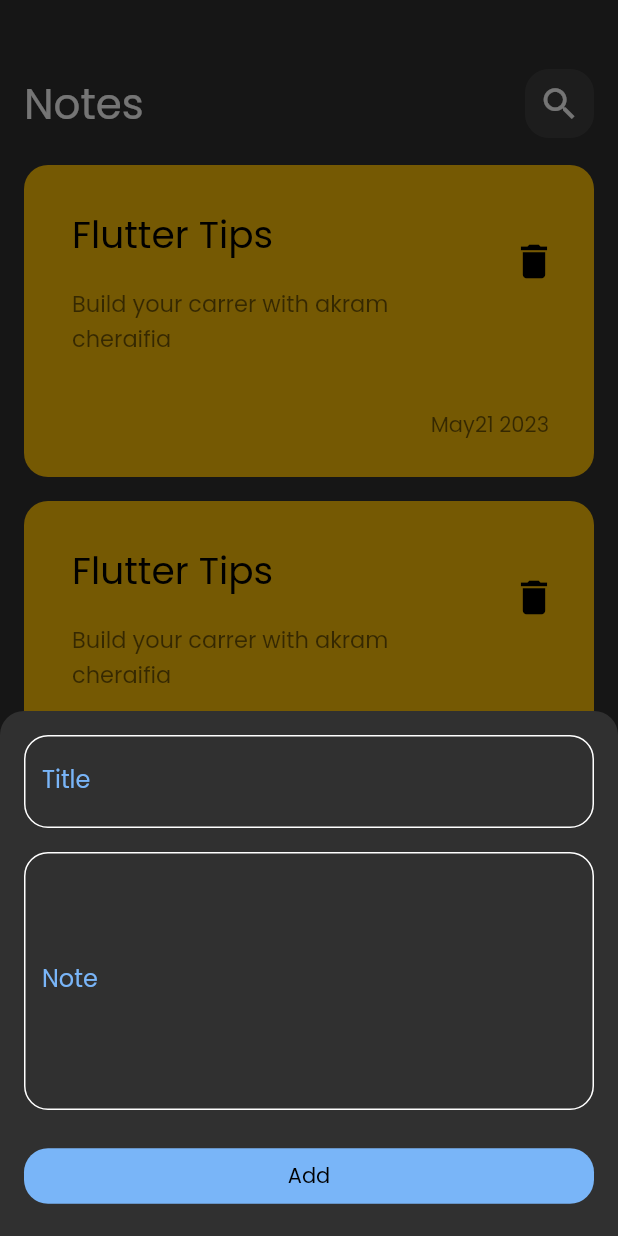
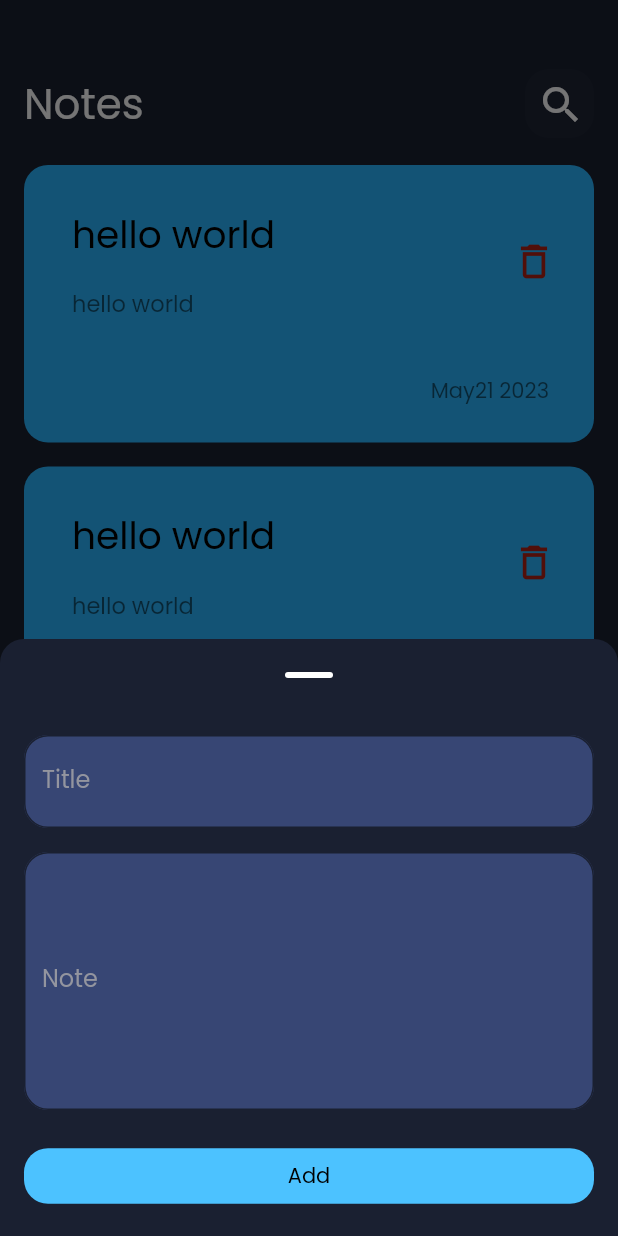
Before and after one commit to akramcheraifia/notes-app, a Flutter app: the screen it shows after launch, after a tap on the "add" icon, on a phone screen of 412 x 824 dp. Run offline on Flutter 3.47's test engine with Material 2 defaults, Android fonts, the phone set to English and light mode, and no system bars.

Commit message:
notes model added

```diff
--- a/lib/components/custom_button.dart
+++ b/lib/components/custom_button.dart
@@ -17,7 +17,7 @@ class CustomButton extends StatelessWidget {
       onPressed: () {},
       child: Text(
         buttonName,
-        style: TextStyle(color: Colors.black),
+        style: const TextStyle(color: Colors.black),
       ),
     );
   }
--- a/lib/components/custom_icon.dart
+++ b/lib/components/custom_icon.dart
@@ -2,7 +2,8 @@ import 'package:flutter/material.dart';
 
 class CustomIcon extends StatelessWidget {
   IconData icon;
-  CustomIcon({super.key, required this.icon});
+  void Function()? suffixOnTap;
+  CustomIcon({super.key, required this.icon, required this.suffixOnTap});
 
   @override
   Widget build(BuildContext context) {
@@ -11,14 +12,16 @@ class CustomIcon extends StatelessWidget {
         height: 46,
         decoration: BoxDecoration(
           borderRadius: BorderRadius.circular(16),
-          color: Colors.white.withOpacity(.08),
+          color: Colors.white.withOpacity(.02),
         ),
         child: IconButton(
-            hoverColor: Colors.white,
-            onPressed: () {},
+            splashRadius: 25,
+            highlightColor: Colors.transparent,
+            splashColor: Colors.white.withOpacity(0.05),
+            onPressed: suffixOnTap,
             icon: Icon(
               icon,
-              size: 28,
+              size: 32,
             )));
   }
 }
--- a/lib/components/custom_textfield.dart
+++ b/lib/components/custom_textfield.dart
@@ -5,7 +5,8 @@ import '../constants.dart';
 class CustomTextField extends StatelessWidget {
   int? maxLines;
   String labelText;
-  CustomTextField({@required this.maxLines, required this.labelText});
+  CustomTextField(
+      {super.key, @required this.maxLines, required this.labelText});
 
   @override
   Widget build(BuildContext context) {
@@ -14,11 +15,15 @@ class CustomTextField extends StatelessWidget {
       cursorColor: kPrimaryColor,
       maxLines: maxLines ?? 1,
       decoration: InputDecoration(
+        filled: true,
+        fillColor: const Color(0xff374674),
+        focusColor: kLightGreyColor,
+        // hoverColor: Color(0xff374674),
         labelText: labelText,
-        labelStyle: const TextStyle(color: kPrimaryColor),
+        labelStyle: const TextStyle(color: kLightGreyColor),
         border: OutlineInputBorder(
           borderSide: const BorderSide(
-            color: Colors.white,
+            color: kSecondartyColor,
           ),
           borderRadius: BorderRadius.circular(
             16,
@@ -26,7 +31,7 @@ class CustomTextField extends StatelessWidget {
         ),
         enabledBorder: OutlineInputBorder(
           borderSide: const BorderSide(
-            color: Colors.white,
+            color: kSecondartyColor,
           ),
           borderRadius: BorderRadius.circular(
             16,
@@ -34,7 +39,7 @@ class CustomTextField extends StatelessWidget {
         ),
         focusedBorder: OutlineInputBorder(
           borderSide: const BorderSide(
-            color: kPrimaryColor,
+            color: kSecondartyColor,
           ),
           borderRadius: BorderRadius.circular(
             16,
--- a/lib/components/notes_bottomsheet.dart
+++ b/lib/components/notes_bottomsheet.dart
@@ -1,11 +1,10 @@
 import 'package:flutter/material.dart';
-import 'package:notes_app/constants.dart';
 
 import 'custom_button.dart';
 import 'custom_textfield.dart';
 
 class NotesModalSheet extends StatelessWidget {
-  NotesModalSheet({super.key});
+  const NotesModalSheet({super.key});
 
   @override
   Widget build(BuildContext context) {
--- a/lib/components/notes_item.dart
+++ b/lib/components/notes_item.dart
@@ -1,19 +1,16 @@
-import 'package:flutter/cupertino.dart';
 import 'package:flutter/material.dart';
 
 import '../views/edit_notes_view.dart';
 
 class NotesItem extends StatelessWidget {
-  const NotesItem({
-    super.key,
-  });
+  NotesItem({super.key});
 
   @override
   Widget build(BuildContext context) {
     return GestureDetector(
       onTap: () {
         Navigator.push(context, MaterialPageRoute(builder: (context) {
-          return EditNotes();
+          return const EditNotes();
         }));
       },
       child: Container(
@@ -23,12 +20,13 @@ class NotesItem extends StatelessWidget {
           left: 16,
         ),
         decoration: BoxDecoration(
-            color: Colors.amber, borderRadius: BorderRadius.circular(16)),
+            color: const Color(0xff29B5FF),
+            borderRadius: BorderRadius.circular(16)),
         child: Column(crossAxisAlignment: CrossAxisAlignment.end, children: [
           ListTile(
-            title: const Text(
-              "Flutter Tips",
-              style: TextStyle(
+            title: Text(
+              "hello world",
+              style: const TextStyle(
                 color: Colors.black,
                 fontSize: 25,
               ),
@@ -38,7 +36,7 @@ class NotesItem extends StatelessWidget {
                 top: 16,
                 bottom: 16,
               ),
-              child: Text('Build your carrer with akram cheraifia',
+              child: Text("hello world",
                   style: TextStyle(
                     color: Colors.black.withOpacity(.55),
                     fontSize: 15,
@@ -47,8 +45,8 @@ class NotesItem extends StatelessWidget {
             trailing: IconButton(
                 onPressed: () {},
                 icon: const Icon(
-                  Icons.delete,
-                  color: Colors.black,
+                  Icons.delete_outlined,
+                  color: Color.fromARGB(255, 177, 32, 22),
                   size: 30,
                 )),
           ),
--- a/lib/components/notes_listview.dart
+++ b/lib/components/notes_listview.dart
@@ -3,17 +3,19 @@ import 'package:flutter/material.dart';
 import 'notes_item.dart';
 
 class NotesListView extends StatelessWidget {
-  const NotesListView({super.key});
-  final data = const [];
+  NotesListView({super.key});
   @override
   Widget build(BuildContext context) {
-    return ListView.builder(
+    return
+            ListView.builder(
               itemBuilder: ((context, index) {
-        return const Padding(
-          padding: EdgeInsets.symmetric(
+                return Padding(
+                  padding: const EdgeInsets.symmetric(
                     vertical: 8,
                   ),
-          child: NotesItem(),
+                  child: NotesItem(
+
+                  ),
                 );
               }),
             );
--- a/lib/constants.dart
+++ b/lib/constants.dart
@@ -1,3 +1,5 @@
 import 'dart:ui';
 
-const kPrimaryColor = Color(0xff79B5F8);
+const kPrimaryColor = Color(0xff4CC2FF);
+const kSecondartyColor = Color(0xff1A2031);
+const kLightGreyColor = Color(0xff93959F);
--- a/lib/main.dart
+++ b/lib/main.dart
@@ -14,6 +14,7 @@ class NoteApp extends StatelessWidget {
       debugShowCheckedModeBanner: false,
       theme: ThemeData(
         brightness: Brightness.dark,
+        scaffoldBackgroundColor: const Color(0xff1A2031),
         fontFamily: 'Poppins',
       ),
       home: NotesView(),
--- /dev/null
+++ b/lib/models/notes_model.dart
@@ -0,0 +1,12 @@
+class NotesModel {
+  final String title;
+  final String subTitle;
+  final String date;
+  final int color;
+
+  NotesModel(
+      {required this.title,
+      required this.subTitle,
+      required this.date,
+      required this.color});
+}
--- a/lib/views/edit_notes_view.dart
+++ b/lib/views/edit_notes_view.dart
@@ -4,7 +4,8 @@ import 'package:notes_app/widgets/edit_note.dart';
 import '../widgets/notes_app_bar.dart';
 
 class EditNotes extends StatelessWidget {
-  EditNotes({super.key});
+  const EditNotes({super.key});
+
   @override
   Widget build(BuildContext context) {
     return Scaffold(
@@ -23,7 +24,10 @@ class EditNotes extends StatelessWidget {
               ),
               CustomAppBar(
                 appBarName: "Edit Note",
-                icon: Icons.delete,
+                suffixIcon: Icons.cancel_outlined,
+                suffixOnTap: () {
+                  Navigator.pop(context);
+                },
               ),
               const SizedBox(
                 height: 10,
--- a/lib/views/notes_view.dart
+++ b/lib/views/notes_view.dart
@@ -6,18 +6,20 @@ import '../components/notes_bottomsheet.dart';
 import '../widgets/notes_app_bar.dart';
 
 class NotesView extends StatelessWidget {
-  const NotesView({super.key});
-
+  NotesView({super.key});
   @override
   Widget build(BuildContext context) {
     return Scaffold(
       floatingActionButton: FloatingActionButton(
         backgroundColor: kPrimaryColor,
         shape: RoundedRectangleBorder(
-          borderRadius: BorderRadius.circular(16),
+          borderRadius: BorderRadius.circular(20),
         ),
         onPressed: () {
           showModalBottomSheet(
+              enableDrag: true,
+              showDragHandle: true,
+              backgroundColor: kSecondartyColor,
               shape: const RoundedRectangleBorder(
                   borderRadius: BorderRadius.only(
                       topLeft: Radius.circular(16),
@@ -25,7 +27,7 @@ class NotesView extends StatelessWidget {
               context: context,
               isScrollControlled: true,
               builder: (context) {
-                return NotesModalSheet();
+                return const NotesModalSheet();
               });
         },
         child: const Icon(Icons.add),
@@ -44,7 +46,8 @@ class NotesView extends StatelessWidget {
             ),
             CustomAppBar(
               appBarName: "Notes",
-              icon: Icons.search,
+              suffixIcon: Icons.search,
+              suffixOnTap: () {},
             ),
             const SizedBox(
               height: 10,
--- a/lib/widgets/notes_app_bar.dart
+++ b/lib/widgets/notes_app_bar.dart
@@ -4,8 +4,13 @@ import '../components/custom_icon.dart';
 
 class CustomAppBar extends StatelessWidget {
   String appBarName;
-  IconData icon;
-  CustomAppBar({super.key, required this.appBarName, required this.icon});
+  IconData suffixIcon;
+  void Function()? suffixOnTap;
+  CustomAppBar(
+      {super.key,
+      required this.appBarName,
+      required this.suffixIcon,
+      required this.suffixOnTap});
 
   @override
   Widget build(BuildContext context) {
@@ -16,9 +21,7 @@ class CustomAppBar extends StatelessWidget {
           appBarName,
           style: const TextStyle(fontSize: 28),
         ),
-        CustomIcon(
-          icon: icon,
-        )
+        CustomIcon(icon: suffixIcon, suffixOnTap: suffixOnTap)
       ],
     );
   }
--- a/lib/widgets/notes_body.dart
+++ b/lib/widgets/notes_body.dart
@@ -7,6 +7,6 @@ class CustomBody extends StatelessWidget {
 
   @override
   Widget build(BuildContext context) {
-    return const Expanded(child: NotesListView());
+    return Expanded(child: NotesListView());
   }
 }
--- a/pubspec.yaml
+++ b/pubspec.yaml
@@ -9,6 +9,7 @@ environment:
 dependencies:
   flutter:
     sdk: flutter
+  http: ^1.1.0
 
 dev_dependencies:
   flutter_test:
```
Also changed, not shown: pubspec.lock, 1 other file. Lines whose indentation alone changed are shown as unchanged.
